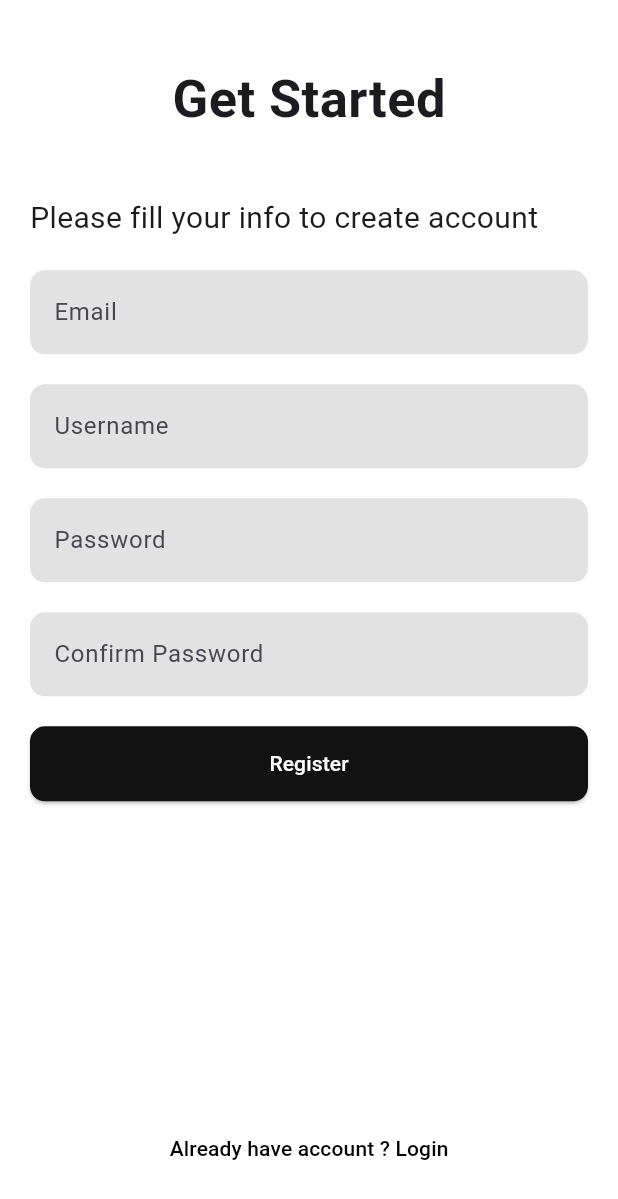
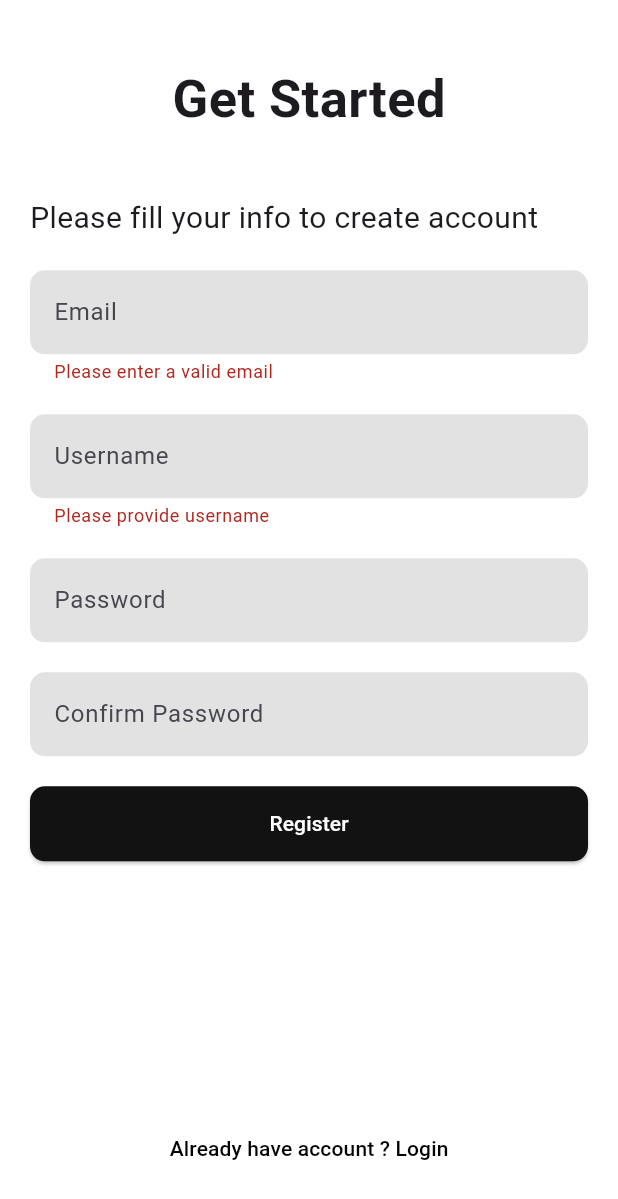
Before and after one commit to yacineboudebouz/express-store, a Flutter app: the RegisterScreen screen opened by its route, after a tap on "Register", on a phone screen of 412 x 824 dp. Shown: the top 1199 px of the screen. Run offline on Flutter 3.47's test engine with Material 3 defaults, Android fonts, the phone set to English and light mode, and no system bars; our stand-ins replace flutter_riverpod, routemaster, shared_preferences; accounts and stored records are empty.

Commit message:
Add login form and validation

```diff
--- a/lib/src/features/auth/presentation/register_screen.dart
+++ b/lib/src/features/auth/presentation/register_screen.dart
@@ -15,6 +15,11 @@ class RegisterScreen extends ConsumerStatefulWidget {
 }
 
 class _RegisterScreenState extends ConsumerState<RegisterScreen> {
+  final emailController = TextEditingController();
+  final passwordController = TextEditingController();
+  final confirmPasswordController = TextEditingController();
+  final usernameController = TextEditingController();
+  final formKey = GlobalKey<FormState>();
   @override
   Widget build(BuildContext context) {
     return Scaffold(
@@ -23,6 +28,8 @@ class _RegisterScreenState extends ConsumerState<RegisterScreen> {
         child: SafeArea(
           child: Padding(
             padding: const EdgeInsets.symmetric(horizontal: 20),
+            child: Form(
+              key: formKey,
               child: Column(
                 children: [
                   SizedBox(
@@ -50,6 +57,14 @@ class _RegisterScreenState extends ConsumerState<RegisterScreen> {
                           ),
                           h2,
                           TextFormField(
+                            controller: emailController,
+                            validator: (value) {
+                              return RegExp(
+                                          r"^[a-zA-Z0-9.a-zA-Z0-9.!#$%&'*+-/=?^_`{|}~]+@[a-zA-Z0-9]+\.[a-zA-Z]+")
+                                      .hasMatch(value!)
+                                  ? null
+                                  : "Please enter a valid email";
+                            },
                             decoration: InputDecoration(
                                 hintText: "Email",
                                 fillColor: Colors.grey.withOpacity(0.3),
@@ -62,6 +77,13 @@ class _RegisterScreenState extends ConsumerState<RegisterScreen> {
                           ),
                           h2,
                           TextFormField(
+                            controller: usernameController,
+                            validator: (value) {
+                              if (value == "") {
+                                return "Please provide username";
+                              }
+                              return null;
+                            },
                             decoration: InputDecoration(
                                 hintText: "Username",
                                 fillColor: Colors.grey.withOpacity(0.3),
@@ -74,6 +96,13 @@ class _RegisterScreenState extends ConsumerState<RegisterScreen> {
                           ),
                           h2,
                           TextFormField(
+                            controller: passwordController,
+                            validator: (value) {
+                              if (value != confirmPasswordController.text) {
+                                return "Please enter the same password";
+                              }
+                              return null;
+                            },
                             decoration: InputDecoration(
                                 hintText: "Password",
                                 fillColor: Colors.grey.withOpacity(0.3),
@@ -86,6 +115,13 @@ class _RegisterScreenState extends ConsumerState<RegisterScreen> {
                           ),
                           h2,
                           TextFormField(
+                            controller: confirmPasswordController,
+                            validator: (value) {
+                              if (value != passwordController.text) {
+                                return "Please enter the same password";
+                              }
+                              return null;
+                            },
                             decoration: InputDecoration(
                                 hintText: "Confirm Password",
                                 fillColor: Colors.grey.withOpacity(0.3),
@@ -102,7 +138,11 @@ class _RegisterScreenState extends ConsumerState<RegisterScreen> {
                                 "Register",
                                 style: TextStyle(color: Colors.white),
                               ),
-                            onPressed: () {}),
+                              onPressed: () {
+                                if (formKey.currentState!.validate()) {
+                                  print("validated");
+                                }
+                              }),
                         ]),
                   ),
                   Align(
@@ -121,6 +161,7 @@ class _RegisterScreenState extends ConsumerState<RegisterScreen> {
             ),
           ),
         ),
+      ),
     );
   }
 }
```
Also changed, not shown: lib/src/features/auth/presentation/login_screen.dart (+34 -1 lines). Lines whose indentation alone changed are shown as unchanged.
